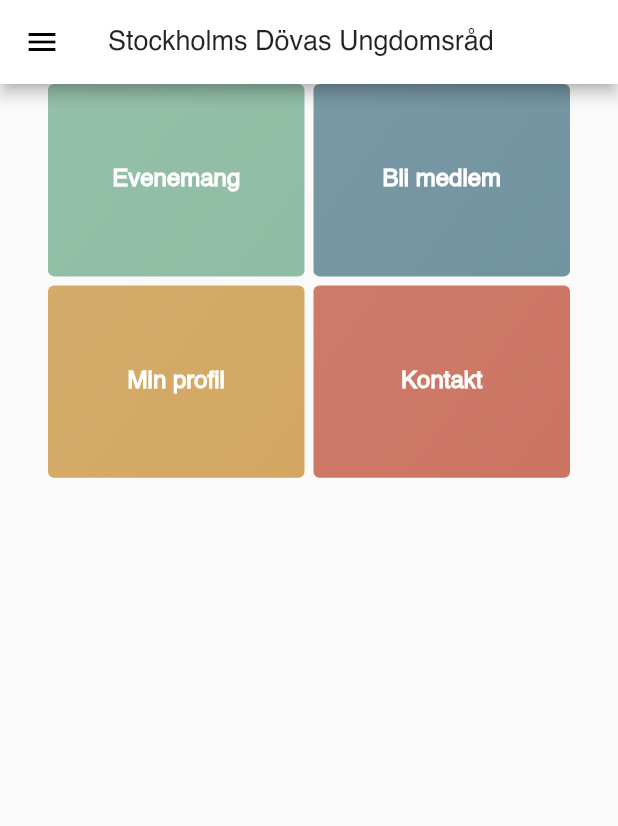
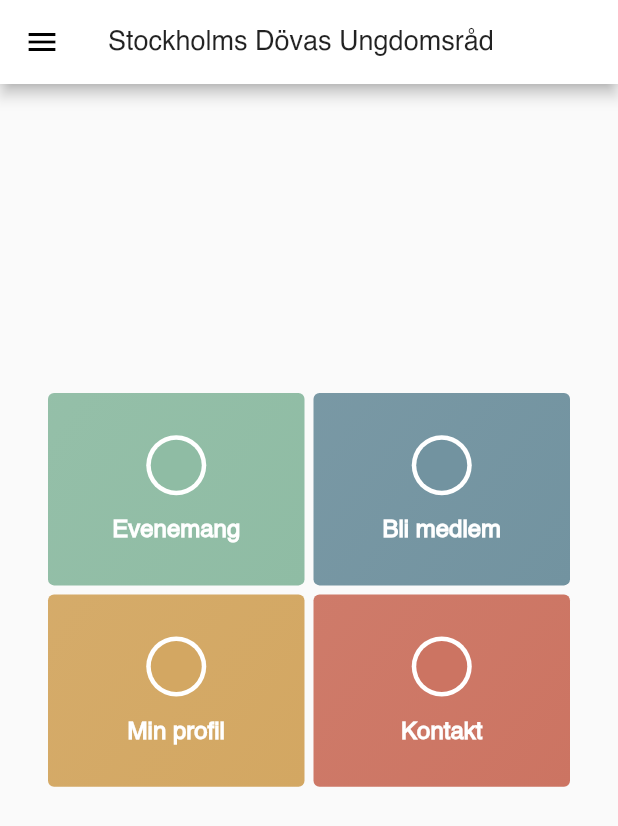
Before and after one commit to Dohmanlechx/SDUR-2.0, a Flutter app: the screen it shows after launch, on a phone screen of 412 x 824 dp. Shown: the top 826 px of the screen. Run offline on Flutter 3.47's test engine with Material 2 defaults, Android fonts, the phone set to English and light mode, and no system bars.

Commit message:
Create DeviceInfo class in order to solve the sizing issue

```diff
--- a/lib/screens/main/main_screen.dart
+++ b/lib/screens/main/main_screen.dart
@@ -1,5 +1,6 @@
 import 'package:flutter/material.dart';
 import 'package:sdur_app/screens/main/widgets/action_item.dart';
+import 'package:sdur_app/util/device_info.dart';
 import 'package:sdur_app/util/sdur_colors.dart';
 import 'package:sdur_app/util/sdur_scaffold.dart';
 
@@ -19,7 +20,7 @@ class MainScreenGridView extends StatelessWidget {
   @override
   Widget build(BuildContext context) {
     return GridView(
-      padding: const EdgeInsets.symmetric(vertical: 0, horizontal: 32),
+      padding: EdgeInsets.symmetric(vertical: (DeviceInfo.height(context) / 4), horizontal: 32),
       children: <Widget>[
         ActionItem("Evenemang", SDURColors.eventBg),
         ActionItem("Bli medlem", SDURColors.memberBg),
--- a/lib/screens/main/widgets/action_item.dart
+++ b/lib/screens/main/widgets/action_item.dart
@@ -1,4 +1,6 @@
+import 'package:flutter/cupertino.dart';
 import 'package:flutter/material.dart';
+import 'package:sdur_app/util/device_info.dart';
 import 'package:sdur_app/util/sdur_colors.dart';
 
 class ActionItem extends StatelessWidget {
@@ -30,7 +32,17 @@ class ActionContainer extends StatelessWidget {
   Widget build(BuildContext context) {
     return Container(
       padding: const EdgeInsets.all(16),
-      child: Center(child: Text(title, style: Theme.of(context).textTheme.body2,)),
+      child: Center(
+        child: Column(
+          children: <Widget>[
+            Spacer(),
+            _hollowedCircle(DeviceInfo.isSmallDevice(context)),
+            const SizedBox(height: 16),
+            Text(title, style: Theme.of(context).textTheme.body2),
+            Spacer(),
+          ],
+        ),
+      ),
       decoration: BoxDecoration(
         gradient: LinearGradient(
           colors: [
@@ -44,4 +56,24 @@ class ActionContainer extends StatelessWidget {
       ),
     );
   }
+
+  _hollowedCircle(bool isSmallDevice) => Stack(
+        children: <Widget>[
+          Center(
+            child: Container(
+              width: isSmallDevice ? 20 : 40,
+              height: isSmallDevice ? 20 : 40,
+              decoration: BoxDecoration(borderRadius: BorderRadius.circular(100), color: SDURColors.white),
+            ),
+          ),
+          Center(
+            child: Container(
+              margin: EdgeInsets.only(top: isSmallDevice ? 1.5 : 3),
+              width: isSmallDevice ? 17 : 34,
+              height: isSmallDevice ? 17 : 34,
+              decoration: BoxDecoration(borderRadius: BorderRadius.circular(100), color: color),
+            ),
+          )
+        ],
+      );
 }
--- /dev/null
+++ b/lib/util/device_info.dart
@@ -0,0 +1,9 @@
+import 'package:flutter/material.dart';
+
+class DeviceInfo {
+  static double width(BuildContext ctx) => MediaQuery.of(ctx).size.width;
+
+  static double height(BuildContext ctx) => MediaQuery.of(ctx).size.height;
+
+  static bool isSmallDevice(BuildContext ctx) => (MediaQuery.of(ctx).size.width < 400);
+}
```
